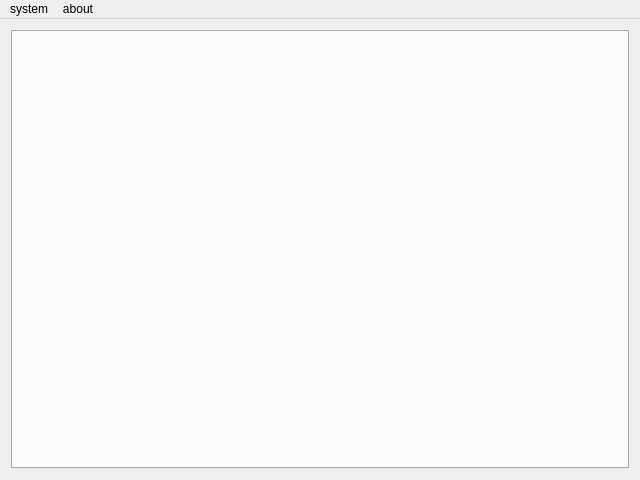
xclxxl414/bftrader, file ctpnow/ui/mainwindow.ui: the form before one commit.
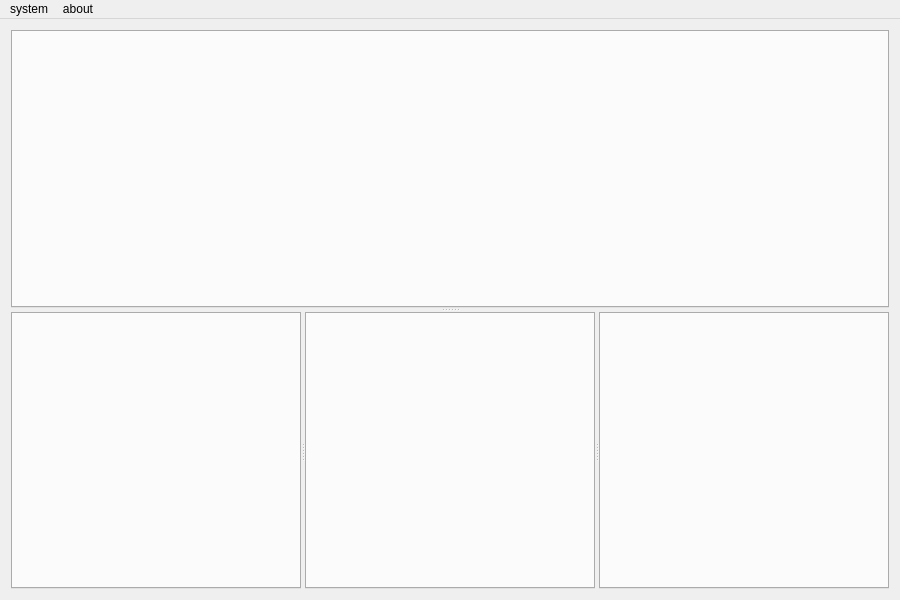
The form after the commit.

What changed in the file:
```diff
--- a/ctpnow/ui/mainwindow.ui
+++ b/ctpnow/ui/mainwindow.ui
@@ -6,20 +6,45 @@
    <rect>
     <x>0</x>
     <y>0</y>
-    <width>640</width>
-    <height>480</height>
+    <width>900</width>
+    <height>600</height>
    </rect>
   </property>
   <property name="windowTitle">
    <string>MainWindow</string>
   </property>
   <widget class="QWidget" name="centralWidget">
-   <layout class="QHBoxLayout" name="horizontalLayout">
+   <layout class="QVBoxLayout" name="verticalLayout">
     <item>
-     <widget class="QTabWidget" name="tabWidget">
-      <property name="currentIndex">
-       <number>-1</number>
+     <widget class="QSplitter" name="splitterTop">
+      <property name="orientation">
+       <enum>Qt::Vertical</enum>
       </property>
+      <widget class="QTabWidget" name="tabWidgetMarket">
+       <property name="currentIndex">
+        <number>-1</number>
+       </property>
+      </widget>
+      <widget class="QSplitter" name="splitterBottom">
+       <property name="orientation">
+        <enum>Qt::Horizontal</enum>
+       </property>
+       <widget class="QTabWidget" name="tabWidgetLog">
+        <property name="currentIndex">
+         <number>-1</number>
+        </property>
+       </widget>
+       <widget class="QTabWidget" name="tabWidgetPosition">
+        <property name="currentIndex">
+         <number>-1</number>
+        </property>
+       </widget>
+       <widget class="QTabWidget" name="tabWidgetOrder">
+        <property name="currentIndex">
+         <number>-1</number>
+        </property>
+       </widget>
+      </widget>
      </widget>
     </item>
    </layout>
@@ -29,7 +54,7 @@
     <rect>
      <x>0</x>
      <y>0</y>
-     <width>640</width>
+     <width>900</width>
      <height>23</height>
     </rect>
    </property>
```
Left out of the diff: 26 changed lines with no effect on the pictures.
